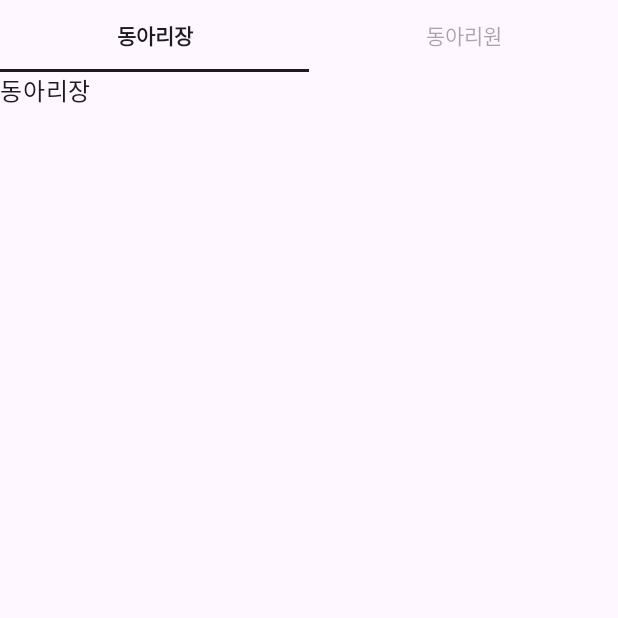
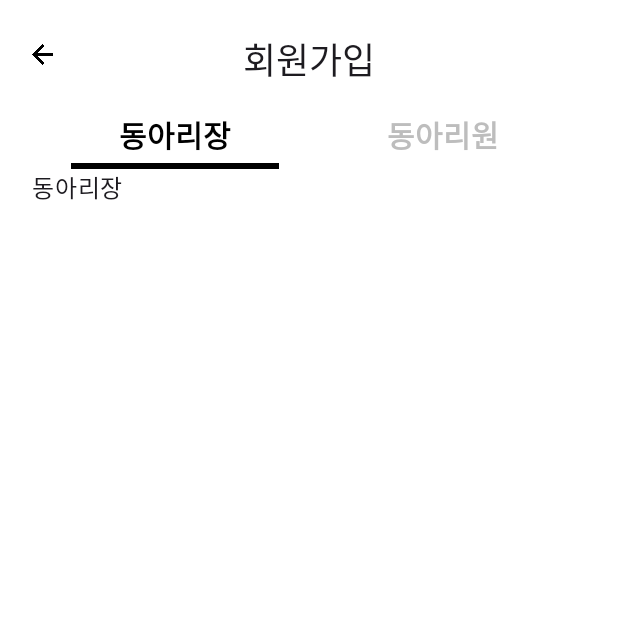
Before and after one commit to Campus-ball/Campus-Ball_Android_repo, an Android app built with Jetpack Compose: the SignUpScreen screen opened through its navigation route, on a phone screen of 412 x 824 dp, the top half of it. Run offline under Robolectric (Android 15) with nearby library versions, the light colour scheme and no system bars; our stand-ins replace Dagger/Hilt's generated code; Roboto replaces fonts that are not available here.

Commit message:
[UI] 회원가입 동아리장, 동아리원 선택 탭 제작

```diff
--- a/app/src/main/java/com/konkuk/summerhackathon/presentation/auth/component/ClubRoleTabs.kt
+++ b/app/src/main/java/com/konkuk/summerhackathon/presentation/auth/component/ClubRoleTabs.kt
@@ -1,55 +1,85 @@
 package com.konkuk.summerhackathon.presentation.auth.component
 
-import androidx.compose.foundation.layout.fillMaxWidth
-import androidx.compose.material3.*
-import androidx.compose.material3.TabRowDefaults.tabIndicatorOffset
-import androidx.compose.runtime.Composable
+import androidx.compose.foundation.background
+import androidx.compose.foundation.layout.*
+import androidx.compose.material3.Text
+import androidx.compose.runtime.*
+import androidx.compose.ui.Alignment
 import androidx.compose.ui.Modifier
+import androidx.compose.ui.graphics.Color
+import androidx.compose.ui.platform.LocalDensity
+import androidx.compose.ui.text.TextStyle
 import androidx.compose.ui.text.font.FontWeight
 import androidx.compose.ui.unit.dp
+import com.konkuk.summerhackathon.core.util.noRippleClickable
 import com.konkuk.summerhackathon.presentation.auth.screen.ClubRole
+import com.konkuk.summerhackathon.ui.theme.SummerHackathonTheme.colors
+import com.konkuk.summerhackathon.ui.theme.SummerHackathonTheme.typography
 
 @Composable
 fun ClubRoleTabs(
     selected: ClubRole,
     onSelect: (ClubRole) -> Unit,
     modifier: Modifier = Modifier,
-    activeColor: androidx.compose.ui.graphics.Color = MaterialTheme.colorScheme.onBackground,
-    inactiveColor: androidx.compose.ui.graphics.Color = MaterialTheme.colorScheme.onSurface.copy(alpha = 0.38f),
-    indicatorThickness: Int = 2,
+    activeColor: Color = colors.black,
+    inactiveColor: Color = colors.lightgray,
+    underlineThickness: Int = 4,
+    labelTextStyle: TextStyle = typography.B_20,
 ) {
-    val tabs = listOf(ClubRole.Leader, ClubRole.Member)
+    var leaderTextPx by remember { mutableIntStateOf(0) }
+    var memberTextPx by remember { mutableIntStateOf(0) }
+    val density = LocalDensity.current
+    val leaderUnderline = with(density) { leaderTextPx.toDp() + 64.dp }
+    val memberUnderline = with(density) { memberTextPx.toDp() + 64.dp }
 
-    TabRow(
-        selectedTabIndex = tabs.indexOf(selected),
-        modifier = modifier.fillMaxWidth(),
-        indicator = { tabPositions ->
-            TabRowDefaults.SecondaryIndicator(
-                Modifier.tabIndicatorOffset(tabPositions[tabs.indexOf(selected)]),
-                height = indicatorThickness.dp,
-                color = activeColor
+    Row(
+        horizontalArrangement = Arrangement.Center,
+        modifier = modifier
+            .fillMaxWidth()
+    ) {
+        Column(
+            horizontalAlignment = Alignment.CenterHorizontally,
+            modifier = Modifier
+                .wrapContentWidth()
+                .noRippleClickable { if (selected != ClubRole.Leader) onSelect(ClubRole.Leader) }
+        ) {
+            Text(
+                text = "동아리장",
+                style = labelTextStyle,
+                color = if (selected == ClubRole.Leader) activeColor else inactiveColor,
+                fontWeight = if (selected == ClubRole.Leader) FontWeight.Bold else FontWeight.SemiBold,
+                onTextLayout = { leaderTextPx = it.size.width }
             )
-        },
-        containerColor = MaterialTheme.colorScheme.background,
-        contentColor = activeColor,
-        divider = {}
-    ) {
-        tabs.forEach { role ->
-            val isSelected = role == selected
-            Tab(
-                selected = isSelected,
-                onClick = { if (!isSelected) onSelect(role) },
-                selectedContentColor = activeColor,
-                unselectedContentColor = inactiveColor,
-                text = {
-                    Text(
-                        text = when (role) {
-                            ClubRole.Leader -> "동아리장"
-                            ClubRole.Member -> "동아리원"
-                        },
-                        fontWeight = if (isSelected) FontWeight.Bold else FontWeight.Normal
-                    )
-                }
+            Spacer(Modifier.height(4.dp))
+            Box(
+                Modifier
+                    .height(underlineThickness.dp)
+                    .width(leaderUnderline)
+                    .background(if (selected == ClubRole.Leader) activeColor else Color.Transparent)
+            )
+        }
+
+        Spacer(Modifier.width(40.dp))
+
+        Column(
+            horizontalAlignment = Alignment.CenterHorizontally,
+            modifier = Modifier
+                .wrapContentWidth()
+                .noRippleClickable { if (selected != ClubRole.Member) onSelect(ClubRole.Member) }
+        ) {
+            Text(
+                text = "동아리원",
+                style = labelTextStyle,
+                color = if (selected == ClubRole.Member) activeColor else inactiveColor,
+                fontWeight = if (selected == ClubRole.Member) FontWeight.Bold else FontWeight.SemiBold,
+                onTextLayout = { memberTextPx = it.size.width }
+            )
+            Spacer(Modifier.height(4.dp))
+            Box(
+                Modifier
+                    .height(underlineThickness.dp)
+                    .width(memberUnderline)
+                    .background(if (selected == ClubRole.Member) activeColor else Color.Transparent)
             )
         }
     }
--- a/app/src/main/java/com/konkuk/summerhackathon/presentation/auth/screen/SignUpScreen.kt
+++ b/app/src/main/java/com/konkuk/summerhackathon/presentation/auth/screen/SignUpScreen.kt
@@ -1,25 +1,75 @@
 package com.konkuk.summerhackathon.presentation.auth.screen
 
+import androidx.compose.foundation.Image
+import androidx.compose.foundation.background
+import androidx.compose.foundation.layout.Box
 import androidx.compose.foundation.layout.Column
+import androidx.compose.foundation.layout.Spacer
+import androidx.compose.foundation.layout.fillMaxSize
+import androidx.compose.foundation.layout.fillMaxWidth
+import androidx.compose.foundation.layout.height
+import androidx.compose.foundation.layout.padding
+import androidx.compose.foundation.layout.size
+import androidx.compose.foundation.rememberScrollState
+import androidx.compose.foundation.verticalScroll
+import androidx.compose.material3.Text
 import androidx.compose.runtime.Composable
 import androidx.compose.runtime.getValue
 import androidx.compose.runtime.mutableStateOf
 import androidx.compose.runtime.saveable.rememberSaveable
 import androidx.compose.runtime.setValue
+import androidx.compose.ui.Alignment
 import androidx.compose.ui.Modifier
+import androidx.compose.ui.res.painterResource
+import androidx.compose.ui.unit.dp
+import androidx.navigation.NavHostController
+import com.konkuk.summerhackathon.R
+import com.konkuk.summerhackathon.core.util.noRippleClickable
 import com.konkuk.summerhackathon.presentation.auth.component.ClubRoleTabs
 import com.konkuk.summerhackathon.presentation.auth.component.LeaderForm
 import com.konkuk.summerhackathon.presentation.auth.component.MemberForm
+import com.konkuk.summerhackathon.ui.theme.SummerHackathonTheme.colors
+import com.konkuk.summerhackathon.ui.theme.SummerHackathonTheme.typography
 
 enum class ClubRole { Leader, Member }
 
 @Composable
-fun SignUpScreen(modifier: Modifier = Modifier) {
+fun SignUpScreen(
+    modifier: Modifier = Modifier,
+    navController: NavHostController
+) {
     var role by rememberSaveable { mutableStateOf(ClubRole.Leader) }
 
     Column(
         modifier = modifier
+            .fillMaxSize()
+            .background(colors.white)
+            .padding(horizontal = 21.dp)
+            .verticalScroll(rememberScrollState())
     ) {
+        Spacer(modifier = Modifier.height(21.dp))
+        Box(
+            modifier = Modifier
+                .fillMaxWidth()
+                .height(30.dp)
+        ) {
+            Image(
+                painter = painterResource(R.drawable.img_back_arrow),
+                contentDescription = "back arrow icon",
+                modifier = Modifier
+                    .size(14.dp)
+                    .align(Alignment.CenterStart)
+                    .noRippleClickable { navController.popBackStack() }
+            )
+
+            Text(
+                text = "회원가입",
+                modifier = Modifier.align(Alignment.Center),
+                style = typography.B_24
+            )
+        }
+
+        Spacer(modifier = Modifier.height(23.dp))
         ClubRoleTabs(
             selected = role,
             onSelect = { role = it }
--- a/app/src/main/java/com/konkuk/summerhackathon/presentation/navigation/MainNavGraph.kt
+++ b/app/src/main/java/com/konkuk/summerhackathon/presentation/navigation/MainNavGraph.kt
@@ -39,7 +39,10 @@ fun MainNavGraph(
         }
 
         composable(route = Route.SignUp.route) {
-            SignUpScreen(modifier = modifier)
+            SignUpScreen(
+                modifier = modifier,
+                navController = navController
+            )
         }
 
         composable(route = Route.Schedule.route){
```
Also changed, not shown: app/src/main/res/drawable/img_back_arrow.png (added).
